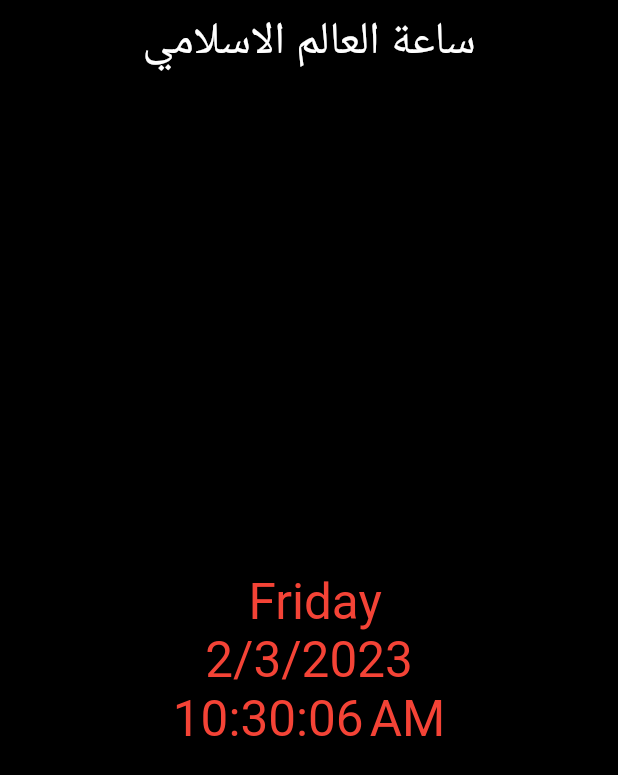
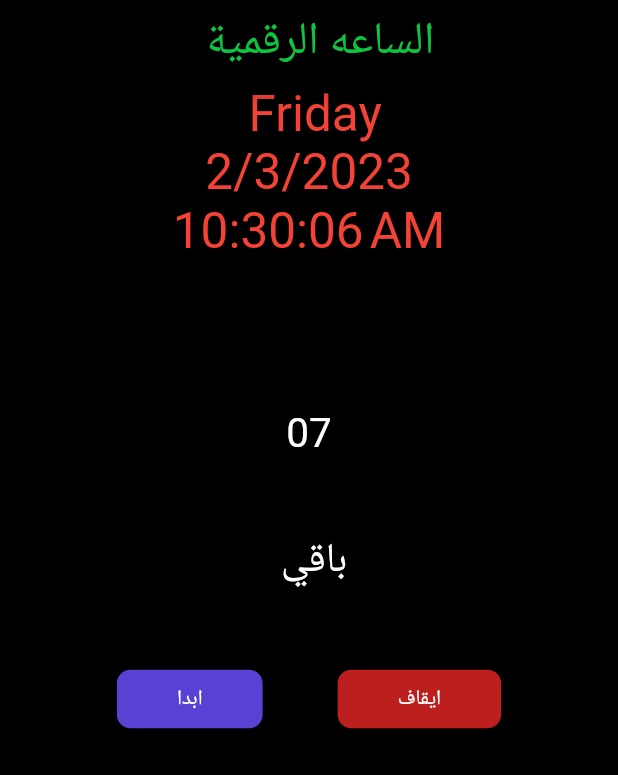
Before and after one commit to fahad3068088/flutter_application_11, a Flutter app: the screen it shows after launch, on a phone screen of 412 x 824 dp. Shown: the top 775 px of the screen. Run offline on Flutter 3.47's test engine with Material 2 defaults, Android fonts, the phone set to English and light mode, and no system bars.

Commit message:
مشروع العد التنازلي

```diff
--- a/lib/main.dart
+++ b/lib/main.dart
@@ -3,6 +3,7 @@
 import 'package:flutter/material.dart';
 import "dart:async";
 import 'package:intl/intl.dart';
+
 void main() {
   runApp(const MyApp());
 }
@@ -29,13 +30,15 @@ class _MyWidgetState extends State<MyWidget> {
   String weekday = "";
   String date = "";
   String timenow = "";
+  int mun = 7;
+  Timer? returnfuchn;
 
   fahad() {
      Timer.periodic(Duration(seconds: 1), (timer) {
       setState(() {
         weekday = DateFormat("EEEE").format(DateTime.now());
         date = DateFormat.yMd().format(DateTime.now());
-        timenow =DateFormat.jms().format(DateTime.now()) ;
+        timenow = DateFormat.jms().format(DateTime.now());
       });
     });
   }
@@ -47,23 +50,36 @@ class _MyWidgetState extends State<MyWidget> {
     fahad();
   }
 
+  starttimre() {
+    returnfuchn=Timer.periodic(Duration(seconds: 1), (timer) {
+      setState(() {
+
+        if (mun>0) {
+          mun--;
+        }else{
+          timer.cancel();
+        }
+      });
+    });
+  }
+
   Widget build(BuildContext context) {
     return Scaffold(
         appBar: AppBar(
           backgroundColor: Colors.black,
           title: Center(
             child: Text(
-            "ساعة العالم الاسلامي",
-            style: TextStyle(fontSize: 30),
+              "  الساعه الرقمية",
+              style: TextStyle(fontSize: 30,color: Color.fromARGB(255, 15, 196, 64)),
             ),
           ),
         ),
         // ignore: prefer_const_literals_to_create_immutables
-      body: Center(
-        child: Container(
-          height: 5700,
-          width: 5700,
+        body: Container(
           color: Colors.black,
+          child: Column(
+            children: [
+              Center(
                 child: Column(
                   mainAxisAlignment: MainAxisAlignment.center,
                   children: [
@@ -84,7 +100,78 @@ class _MyWidgetState extends State<MyWidget> {
                   ],
                 ),
               ),
+              // -------------------------------------------------------------
+              SizedBox(
+                height: 100,
               ),
-    );
+              Container(
+                color: Colors.black,
+                child: Column(
+                  children: [
+                    Text(
+                      mun.toString().padLeft(2, "0"),
+                      style: TextStyle(
+                          fontSize: 27,
+                          color: Colors.white,
+                          backgroundColor: Colors.black),
+                    ),
+                    SizedBox(height: 50),
+                    Text((mun>0)? " باقي":   "تم😍",
+                        style: TextStyle(
+                          fontSize: 27,
+                          color: Colors.white,
+                        )),
+                    SizedBox(height: 50),
+                    Container(
+                      color: Colors.black,
+                      child: Row(
+                        mainAxisAlignment: MainAxisAlignment.center,
+                        children: [
+                          ElevatedButton(
+                            onPressed: () {
+                              starttimre();
+                             if ( mun==0 ) {
+                             setState(() {
+                                mun=7;
+                             });
+
+                             }
+                            },
+                            style: ButtonStyle(
+                              backgroundColor: MaterialStateProperty.all(
+                                  Color.fromARGB(255, 89, 65, 211)),
+                              padding: MaterialStateProperty.all(
+                                  EdgeInsets.symmetric(
+                                      horizontal: 40, vertical: 10)),
+                              shape: MaterialStateProperty.all(
+                                  RoundedRectangleBorder(
+                                      borderRadius: BorderRadius.circular(9))),
+                            ),
+                            child: Text("ابدا"),
+                          ),
+                          SizedBox(width: 50),
+                          ElevatedButton(
+                            onPressed: () {returnfuchn!.cancel();},
+                            style: ButtonStyle(
+                              backgroundColor: MaterialStateProperty.all(
+                                  Color.fromARGB(255, 189, 31, 31)),
+                              padding: MaterialStateProperty.all(
+                                  EdgeInsets.symmetric(
+                                      horizontal: 40, vertical: 10)),
+                              shape: MaterialStateProperty.all(
+                                  RoundedRectangleBorder(
+                                      borderRadius: BorderRadius.circular(9))),
+                            ),
+                            child: Text("ايقاف"),
+                          )
+                        ],
+                      ),
+                    )
+                  ],
+                ),
+              )
+            ],
+          ),
+        ));
   }
 }
```
Also changed, not shown: 1 other file. Lines whose indentation alone changed are shown as unchanged.
